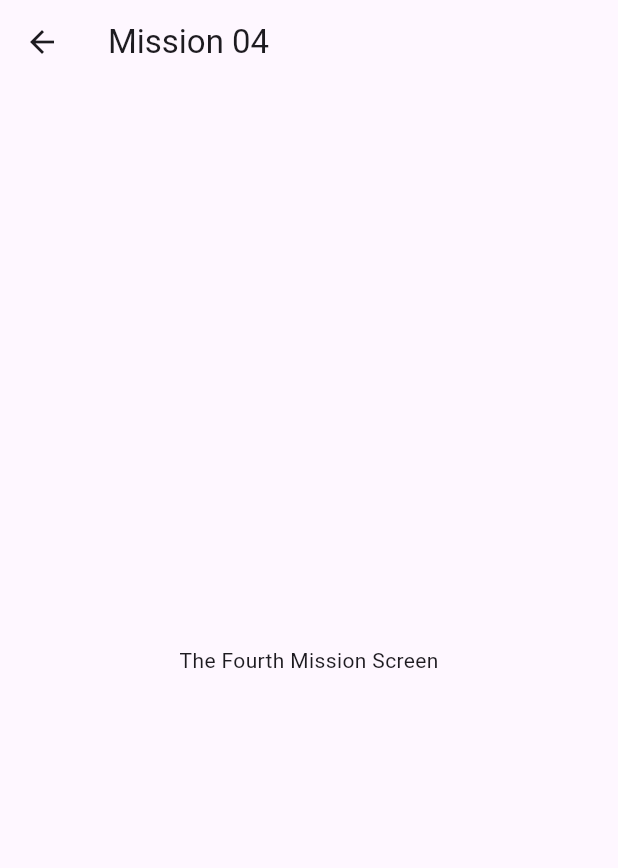
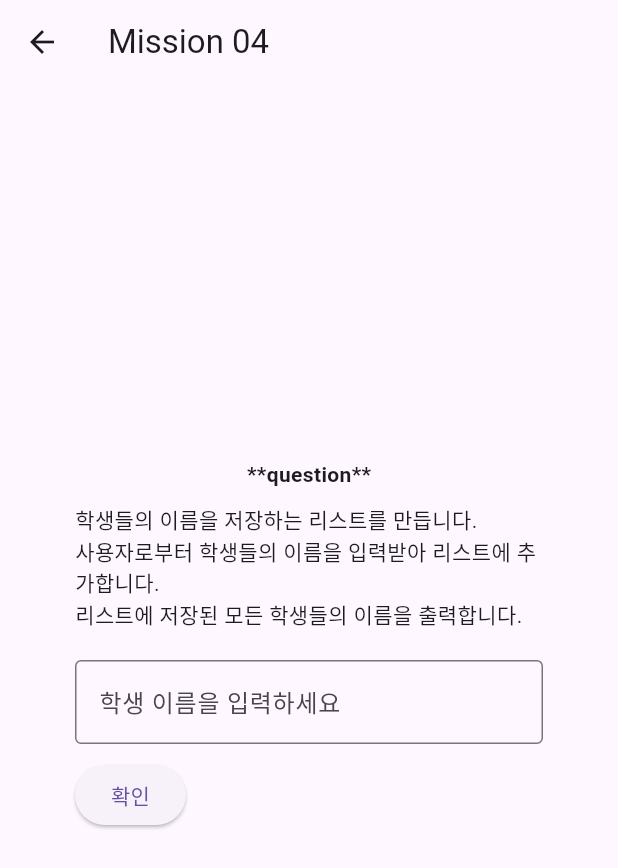
Before and after one commit to drfxsw/flutter_pre, a Flutter app: the Mission04Screen screen opened directly, on a phone screen of 412 x 824 dp. Shown: the top 868 px of the screen. Run offline on Flutter 3.47's test engine with Material 3 defaults, Android fonts, the phone set to English and light mode, and no system bars.

Commit message:
feat: 미션4

```diff
--- a/lib/components/mission_04.dart
+++ b/lib/components/mission_04.dart
@@ -1,6 +1,14 @@
 import 'package:flutter/material.dart';
 
-class Mission04Screen extends StatelessWidget {
+class Mission04Screen extends StatefulWidget {
+  @override
+  _Mission04ScreenState createState() => _Mission04ScreenState();
+}
+
+class _Mission04ScreenState extends State<Mission04Screen> {
+  List<String> students = [];
+  TextEditingController _textEditingController = TextEditingController();
+
   @override
   Widget build(BuildContext context) {
     return Scaffold(
@@ -8,8 +16,80 @@ class Mission04Screen extends StatelessWidget {
         title: Text('Mission 04'),
       ),
       body: Center(
-        child: Text('The Fourth Mission Screen'),
+        child: Column(
+          mainAxisAlignment: MainAxisAlignment.center,
+          children: <Widget>[
+            const Text(
+              '**question**',
+              style: TextStyle(fontWeight: FontWeight.bold),
+            ),
+            const SizedBox(height: 10), // 여백
+            Container(
+              margin: const EdgeInsets.symmetric(horizontal: 50),
+              child: Column(
+                crossAxisAlignment: CrossAxisAlignment.start,
+                children: [
+                  Text(
+                    '학생들의 이름을 저장하는 리스트를 만듭니다.',
+                  ),
+                  Text(
+                    '사용자로부터 학생들의 이름을 입력받아 리스트에 추가합니다.',
+                  ),
+                  Text(
+                    '리스트에 저장된 모든 학생들의 이름을 출력합니다.',
+                  ),
+                ],
+              ),
+            ),
+            const SizedBox(height: 20), // 여백
+            Container(
+              margin: const EdgeInsets.symmetric(horizontal: 50),
+              width: double.infinity,
+              child: Column(
+                crossAxisAlignment: CrossAxisAlignment.start,
+                children: <Widget>[
+                  TextField(
+                    controller: _textEditingController,
+                    decoration: const InputDecoration(
+                      border: OutlineInputBorder(),
+                      labelText: '학생 이름을 입력하세요',
+                    ),
+                  ),
+                  SizedBox(height: 10),
+                  ElevatedButton(
+                    onPressed: () {
+                      addStudent(students, _textEditingController.text);
+                      _textEditingController.clear();
+                      setState(() {}); // 리스트 갱신을 위한 setState 호출
+                    },
+                    child: Text('확인'),
+                  ),
+                ],
+              ),
+            ),
+            const SizedBox(height: 20), // 여백
+            Container(
+              margin: EdgeInsets.symmetric(horizontal: 50),
+              width: double.infinity,
+              child: Column(
+                crossAxisAlignment: CrossAxisAlignment.start,
+                children: <Widget>[
+                  // 학생 이름을 출력하는 리스트
+                  for (String student in students)
+                    Text(
+                      student,
+                    ),
+                ],
+              ),
+            )
+          ],
+        ),
       ),
     );
   }
 }
+
+//textfield 에 입력된 값을 리스트에 추가하는 함수
+void addStudent(List<String> students, String name) {
+  students.add(name);
+}
```
